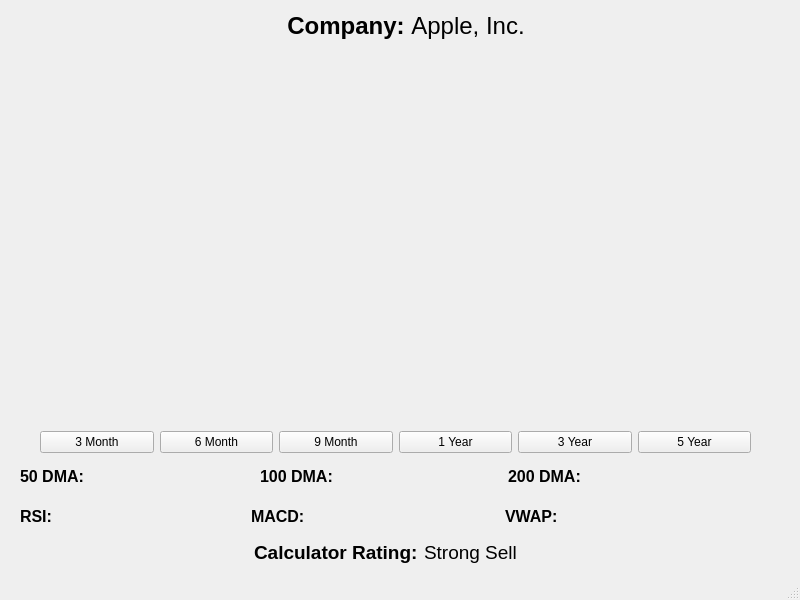
Above: UI/New_Page2_Template.ui from c3point/Stock-Market-Technical-Analysis-Calculator before the change. Below: the same form after it.
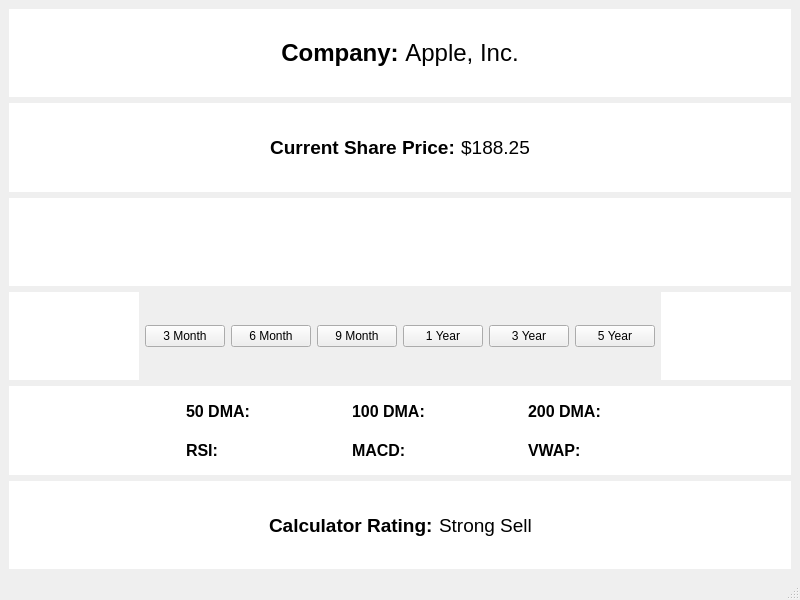
That is the form after the change. Icons and pictures are not drawn.

Diff of the .ui file:
```diff
--- a/UI/New_Page2_Template.ui
+++ b/UI/New_Page2_Template.ui
@@ -14,36 +14,11 @@
    <string>MainWindow</string>
   </property>
   <widget class="QWidget" name="centralwidget">
-   <widget class="QLabel" name="label">
-    <property name="geometry">
-     <rect>
-      <x>40</x>
-      <y>80</y>
-      <width>711</width>
-      <height>351</height>
-     </rect>
-    </property>
-    <property name="sizePolicy">
-     <sizepolicy hsizetype="Preferred" vsizetype="Preferred">
-      <horstretch>0</horstretch>
-      <verstretch>0</verstretch>
-     </sizepolicy>
-    </property>
-    <property name="text">
-     <string/>
-    </property>
-    <property name="pixmap">
-     <pixmap>../PythonFiles/new_chart.png</pixmap>
-    </property>
-   </widget>
-   <widget class="QWidget" name="">
-    <property name="geometry">
-     <rect>
-      <x>60</x>
-      <y>10</y>
-      <width>691</width>
-      <height>31</height>
-     </rect>
+   <layout class="QGridLayout" name="gridLayout">
+    <item row="0" column="0">
+     <widget class="QWidget" name="" native="true">
+      <property name="styleSheet">
+       <string notr="true">background:white;</string>
     </property>
     <layout class="QHBoxLayout" name="horizontalLayout_5">
      <item>
@@ -108,17 +83,285 @@
      </item>
     </layout>
    </widget>
-   <widget class="QWidget" name="">
-    <property name="geometry">
-     <rect>
-      <x>20</x>
-      <y>460</y>
-      <width>731</width>
-      <height>32</height>
-     </rect>
+    </item>
+    <item row="1" column="0">
+     <widget class="QWidget" name="widget" native="true">
+      <property name="styleSheet">
+       <string notr="true">background:white;</string>
+      </property>
+      <layout class="QHBoxLayout" name="horizontalLayout_6">
+       <item>
+        <spacer name="horizontalSpacer_3">
+         <property name="orientation">
+          <enum>Qt::Horizontal</enum>
+         </property>
+         <property name="sizeHint" stdset="0">
+          <size>
+           <width>128</width>
+           <height>20</height>
+          </size>
+         </property>
+        </spacer>
+       </item>
+       <item>
+        <widget class="QLabel" name="label_14">
+         <property name="font">
+          <font>
+           <pointsize>14</pointsize>
+           <weight>75</weight>
+           <bold>true</bold>
+          </font>
+         </property>
+         <property name="text">
+          <string>Current Share Price:</string>
+         </property>
+         <property name="alignment">
+          <set>Qt::AlignCenter</set>
+         </property>
+        </widget>
+       </item>
+       <item>
+        <widget class="QLabel" name="label_15">
+         <property name="font">
+          <font>
+           <pointsize>14</pointsize>
+           <weight>50</weight>
+           <bold>false</bold>
+          </font>
+         </property>
+         <property name="text">
+          <string>$188.25</string>
+         </property>
+         <property name="alignment">
+          <set>Qt::AlignCenter</set>
+         </property>
+        </widget>
+       </item>
+       <item>
+        <spacer name="horizontalSpacer_4">
+         <property name="orientation">
+          <enum>Qt::Horizontal</enum>
+         </property>
+         <property name="sizeHint" stdset="0">
+          <size>
+           <width>188</width>
+           <height>20</height>
+          </size>
+         </property>
+        </spacer>
+       </item>
+      </layout>
+     </widget>
+    </item>
+    <item row="2" column="0">
+     <widget class="QLabel" name="label">
+      <property name="sizePolicy">
+       <sizepolicy hsizetype="Preferred" vsizetype="Preferred">
+        <horstretch>0</horstretch>
+        <verstretch>0</verstretch>
+       </sizepolicy>
+      </property>
+      <property name="styleSheet">
+       <string notr="true">background:white;</string>
+      </property>
+      <property name="text">
+       <string/>
+      </property>
+      <property name="pixmap">
+       <pixmap>../PythonFiles/new_chart.png</pixmap>
+      </property>
+      <property name="alignment">
+       <set>Qt::AlignCenter</set>
+      </property>
+     </widget>
+    </item>
+    <item row="3" column="0">
+     <layout class="QHBoxLayout" name="horizontalLayout_7">
+      <item>
+       <widget class="QWidget" name="" native="true">
+        <property name="styleSheet">
+         <string notr="true">background: white;</string>
+        </property>
+        <layout class="QHBoxLayout" name="horizontalLayout_4">
+         <item>
+          <spacer name="horizontalSpacer_13">
+           <property name="orientation">
+            <enum>Qt::Horizontal</enum>
+           </property>
+           <property name="sizeHint" stdset="0">
+            <size>
+             <width>40</width>
+             <height>20</height>
+            </size>
+           </property>
+          </spacer>
+         </item>
+         <item>
+          <spacer name="horizontalSpacer_21">
+           <property name="orientation">
+            <enum>Qt::Horizontal</enum>
+           </property>
+           <property name="sizeHint" stdset="0">
+            <size>
+             <width>40</width>
+             <height>20</height>
+            </size>
+           </property>
+          </spacer>
+         </item>
+        </layout>
+       </widget>
+      </item>
+      <item>
+       <widget class="QPushButton" name="pushButton">
+        <property name="text">
+         <string>3 Month</string>
+        </property>
+       </widget>
+      </item>
+      <item>
+       <widget class="QPushButton" name="pushButton_2">
+        <property name="text">
+         <string>6 Month</string>
+        </property>
+       </widget>
+      </item>
+      <item>
+       <widget class="QPushButton" name="pushButton_3">
+        <property name="text">
+         <string>9 Month</string>
+        </property>
+       </widget>
+      </item>
+      <item>
+       <widget class="QPushButton" name="pushButton_4">
+        <property name="text">
+         <string>1 Year</string>
+        </property>
+       </widget>
+      </item>
+      <item>
+       <widget class="QPushButton" name="pushButton_5">
+        <property name="text">
+         <string>3 Year</string>
+        </property>
+       </widget>
+      </item>
+      <item>
+       <widget class="QPushButton" name="pushButton_6">
+        <property name="text">
+         <string>5 Year</string>
+        </property>
+       </widget>
+      </item>
+      <item>
+       <widget class="QWidget" name="" native="true">
+        <property name="styleSheet">
+         <string notr="true">background:white;
+</string>
     </property>
     <layout class="QHBoxLayout" name="horizontalLayout_2">
      <item>
+          <spacer name="horizontalSpacer_14">
+           <property name="orientation">
+            <enum>Qt::Horizontal</enum>
+           </property>
+           <property name="sizeHint" stdset="0">
+            <size>
+             <width>40</width>
+             <height>20</height>
+            </size>
+           </property>
+          </spacer>
+         </item>
+         <item>
+          <spacer name="horizontalSpacer_22">
+           <property name="orientation">
+            <enum>Qt::Horizontal</enum>
+           </property>
+           <property name="sizeHint" stdset="0">
+            <size>
+             <width>40</width>
+             <height>20</height>
+            </size>
+           </property>
+          </spacer>
+         </item>
+        </layout>
+       </widget>
+      </item>
+     </layout>
+    </item>
+    <item row="4" column="0">
+     <widget class="QWidget" name="" native="true">
+      <property name="styleSheet">
+       <string notr="true">background:white;
+</string>
+      </property>
+      <layout class="QHBoxLayout" name="horizontalLayout">
+       <item>
+        <layout class="QVBoxLayout" name="verticalLayout_12">
+         <item>
+          <spacer name="horizontalSpacer_19">
+           <property name="orientation">
+            <enum>Qt::Horizontal</enum>
+           </property>
+           <property name="sizeHint" stdset="0">
+            <size>
+             <width>40</width>
+             <height>20</height>
+            </size>
+           </property>
+          </spacer>
+         </item>
+         <item>
+          <spacer name="horizontalSpacer_20">
+           <property name="orientation">
+            <enum>Qt::Horizontal</enum>
+           </property>
+           <property name="sizeHint" stdset="0">
+            <size>
+             <width>40</width>
+             <height>20</height>
+            </size>
+           </property>
+          </spacer>
+         </item>
+        </layout>
+       </item>
+       <item>
+        <layout class="QVBoxLayout" name="verticalLayout_11">
+         <item>
+          <spacer name="horizontalSpacer_15">
+           <property name="orientation">
+            <enum>Qt::Horizontal</enum>
+           </property>
+           <property name="sizeHint" stdset="0">
+            <size>
+             <width>40</width>
+             <height>20</height>
+            </size>
+           </property>
+          </spacer>
+         </item>
+         <item>
+          <spacer name="horizontalSpacer_16">
+           <property name="orientation">
+            <enum>Qt::Horizontal</enum>
+           </property>
+           <property name="sizeHint" stdset="0">
+            <size>
+             <width>40</width>
+             <height>20</height>
+            </size>
+           </property>
+          </spacer>
+         </item>
+        </layout>
+       </item>
+       <item>
+        <layout class="QVBoxLayout" name="verticalLayout">
+         <item>
       <widget class="QLabel" name="label_2">
        <property name="font">
         <font>
@@ -133,115 +376,6 @@
       </widget>
      </item>
      <item>
-      <widget class="QLabel" name="label_8">
-       <property name="text">
-        <string/>
-       </property>
-       <property name="pixmap">
-        <pixmap>../Images/Positive.png</pixmap>
-       </property>
-      </widget>
-     </item>
-     <item>
-      <spacer name="horizontalSpacer_5">
-       <property name="orientation">
-        <enum>Qt::Horizontal</enum>
-       </property>
-       <property name="sizeHint" stdset="0">
-        <size>
-         <width>40</width>
-         <height>20</height>
-        </size>
-       </property>
-      </spacer>
-     </item>
-     <item>
-      <widget class="QLabel" name="label_3">
-       <property name="font">
-        <font>
-         <pointsize>12</pointsize>
-         <weight>75</weight>
-         <bold>true</bold>
-        </font>
-       </property>
-       <property name="text">
-        <string>100 DMA:</string>
-       </property>
-      </widget>
-     </item>
-     <item>
-      <widget class="QLabel" name="label_9">
-       <property name="text">
-        <string/>
-       </property>
-       <property name="pixmap">
-        <pixmap>../Images/Negative.png</pixmap>
-       </property>
-      </widget>
-     </item>
-     <item>
-      <spacer name="horizontalSpacer_7">
-       <property name="orientation">
-        <enum>Qt::Horizontal</enum>
-       </property>
-       <property name="sizeHint" stdset="0">
-        <size>
-         <width>40</width>
-         <height>20</height>
-        </size>
-       </property>
-      </spacer>
-     </item>
-     <item>
-      <widget class="QLabel" name="label_4">
-       <property name="font">
-        <font>
-         <pointsize>12</pointsize>
-         <weight>75</weight>
-         <bold>true</bold>
-        </font>
-       </property>
-       <property name="text">
-        <string>200 DMA:</string>
-       </property>
-      </widget>
-     </item>
-     <item>
-      <widget class="QLabel" name="label_10">
-       <property name="text">
-        <string/>
-       </property>
-       <property name="pixmap">
-        <pixmap>../Images/Positive.png</pixmap>
-       </property>
-      </widget>
-     </item>
-     <item>
-      <spacer name="horizontalSpacer_9">
-       <property name="orientation">
-        <enum>Qt::Horizontal</enum>
-       </property>
-       <property name="sizeHint" stdset="0">
-        <size>
-         <width>17</width>
-         <height>20</height>
-        </size>
-       </property>
-      </spacer>
-     </item>
-    </layout>
-   </widget>
-   <widget class="QWidget" name="">
-    <property name="geometry">
-     <rect>
-      <x>20</x>
-      <y>500</y>
-      <width>731</width>
-      <height>32</height>
-     </rect>
-    </property>
-    <layout class="QHBoxLayout" name="horizontalLayout">
-     <item>
       <widget class="QLabel" name="label_5">
        <property name="font">
         <font>
@@ -255,6 +389,20 @@
        </property>
       </widget>
      </item>
+        </layout>
+       </item>
+       <item>
+        <layout class="QVBoxLayout" name="verticalLayout_2">
+         <item>
+          <widget class="QLabel" name="label_8">
+           <property name="text">
+            <string/>
+           </property>
+           <property name="pixmap">
+            <pixmap>../Images/Positive.png</pixmap>
+           </property>
+          </widget>
+         </item>
      <item>
       <widget class="QLabel" name="label_11">
        <property name="text">
@@ -265,6 +413,23 @@
        </property>
       </widget>
      </item>
+        </layout>
+       </item>
+       <item>
+        <layout class="QVBoxLayout" name="verticalLayout_9">
+         <item>
+          <spacer name="horizontalSpacer_5">
+           <property name="orientation">
+            <enum>Qt::Horizontal</enum>
+           </property>
+           <property name="sizeHint" stdset="0">
+            <size>
+             <width>40</width>
+             <height>20</height>
+            </size>
+           </property>
+          </spacer>
+         </item>
      <item>
       <spacer name="horizontalSpacer_6">
        <property name="orientation">
@@ -278,6 +443,24 @@
        </property>
       </spacer>
      </item>
+        </layout>
+       </item>
+       <item>
+        <layout class="QVBoxLayout" name="verticalLayout_3">
+         <item>
+          <widget class="QLabel" name="label_3">
+           <property name="font">
+            <font>
+             <pointsize>12</pointsize>
+             <weight>75</weight>
+             <bold>true</bold>
+            </font>
+           </property>
+           <property name="text">
+            <string>100 DMA:</string>
+           </property>
+          </widget>
+         </item>
      <item>
       <widget class="QLabel" name="label_6">
        <property name="font">
@@ -292,6 +475,20 @@
        </property>
       </widget>
      </item>
+        </layout>
+       </item>
+       <item>
+        <layout class="QVBoxLayout" name="verticalLayout_4">
+         <item>
+          <widget class="QLabel" name="label_9">
+           <property name="text">
+            <string/>
+           </property>
+           <property name="pixmap">
+            <pixmap>../Images/Negative.png</pixmap>
+           </property>
+          </widget>
+         </item>
      <item>
       <widget class="QLabel" name="label_16">
        <property name="text">
@@ -302,6 +499,23 @@
        </property>
       </widget>
      </item>
+        </layout>
+       </item>
+       <item>
+        <layout class="QVBoxLayout" name="verticalLayout_8">
+         <item>
+          <spacer name="horizontalSpacer_7">
+           <property name="orientation">
+            <enum>Qt::Horizontal</enum>
+           </property>
+           <property name="sizeHint" stdset="0">
+            <size>
+             <width>40</width>
+             <height>20</height>
+            </size>
+           </property>
+          </spacer>
+         </item>
      <item>
       <spacer name="horizontalSpacer_8">
        <property name="orientation">
@@ -315,6 +529,24 @@
        </property>
       </spacer>
      </item>
+        </layout>
+       </item>
+       <item>
+        <layout class="QVBoxLayout" name="verticalLayout_5">
+         <item>
+          <widget class="QLabel" name="label_4">
+           <property name="font">
+            <font>
+             <pointsize>12</pointsize>
+             <weight>75</weight>
+             <bold>true</bold>
+            </font>
+           </property>
+           <property name="text">
+            <string>200 DMA:</string>
+           </property>
+          </widget>
+         </item>
      <item>
       <widget class="QLabel" name="label_7">
        <property name="font">
@@ -329,6 +561,20 @@
        </property>
       </widget>
      </item>
+        </layout>
+       </item>
+       <item>
+        <layout class="QVBoxLayout" name="verticalLayout_6">
+         <item>
+          <widget class="QLabel" name="label_10">
+           <property name="text">
+            <string/>
+           </property>
+           <property name="pixmap">
+            <pixmap>../Images/Positive.png</pixmap>
+           </property>
+          </widget>
+         </item>
      <item>
       <widget class="QLabel" name="label_17">
        <property name="text">
@@ -339,6 +585,23 @@
        </property>
       </widget>
      </item>
+        </layout>
+       </item>
+       <item>
+        <layout class="QVBoxLayout" name="verticalLayout_7">
+         <item>
+          <spacer name="horizontalSpacer_9">
+           <property name="orientation">
+            <enum>Qt::Horizontal</enum>
+           </property>
+           <property name="sizeHint" stdset="0">
+            <size>
+             <width>17</width>
+             <height>20</height>
+            </size>
+           </property>
+          </spacer>
+         </item>
      <item>
       <spacer name="horizontalSpacer_10">
        <property name="orientation">
@@ -353,15 +616,44 @@
       </spacer>
      </item>
     </layout>
-   </widget>
-   <widget class="QWidget" name="">
-    <property name="geometry">
-     <rect>
-      <x>20</x>
-      <y>540</y>
-      <width>731</width>
-      <height>25</height>
-     </rect>
+       </item>
+       <item>
+        <layout class="QVBoxLayout" name="verticalLayout_10">
+         <item>
+          <spacer name="horizontalSpacer_17">
+           <property name="orientation">
+            <enum>Qt::Horizontal</enum>
+           </property>
+           <property name="sizeHint" stdset="0">
+            <size>
+             <width>40</width>
+             <height>20</height>
+            </size>
+           </property>
+          </spacer>
+         </item>
+         <item>
+          <spacer name="horizontalSpacer_18">
+           <property name="orientation">
+            <enum>Qt::Horizontal</enum>
+           </property>
+           <property name="sizeHint" stdset="0">
+            <size>
+             <width>40</width>
+             <height>20</height>
+            </size>
+           </property>
+          </spacer>
+         </item>
+        </layout>
+       </item>
+      </layout>
+     </widget>
+    </item>
+    <item row="5" column="0">
+     <widget class="QWidget" name="" native="true">
+      <property name="styleSheet">
+       <string notr="true">background: white;</string>
     </property>
     <layout class="QHBoxLayout" name="horizontalLayout_3">
      <item>
@@ -420,60 +712,8 @@
      </item>
     </layout>
    </widget>
-   <widget class="QWidget" name="">
-    <property name="geometry">
-     <rect>
-      <x>40</x>
-      <y>430</y>
-      <width>711</width>
-      <height>25</height>
-     </rect>
-    </property>
-    <layout class="QHBoxLayout" name="horizontalLayout_4">
-     <item>
-      <widget class="QPushButton" name="pushButton">
-       <property name="text">
-        <string>3 Month</string>
-       </property>
-      </widget>
-     </item>
-     <item>
-      <widget class="QPushButton" name="pushButton_2">
-       <property name="text">
-        <string>6 Month</string>
-       </property>
-      </widget>
-     </item>
-     <item>
-      <widget class="QPushButton" name="pushButton_3">
-       <property name="text">
-        <string>9 Month</string>
-       </property>
-      </widget>
-     </item>
-     <item>
-      <widget class="QPushButton" name="pushButton_4">
-       <property name="text">
-        <string>1 Year</string>
-       </property>
-      </widget>
-     </item>
-     <item>
-      <widget class="QPushButton" name="pushButton_5">
-       <property name="text">
-        <string>3 Year</string>
-       </property>
-      </widget>
-     </item>
-     <item>
-      <widget class="QPushButton" name="pushButton_6">
-       <property name="text">
-        <string>5 Year</string>
-       </property>
-      </widget>
-     </item>
-    </layout>
-   </widget>
+    </item>
+   </layout>
   </widget>
   <widget class="QMenuBar" name="menubar">
    <property name="geometry">
```
Lines whose indentation alone changed are shown as unchanged.
